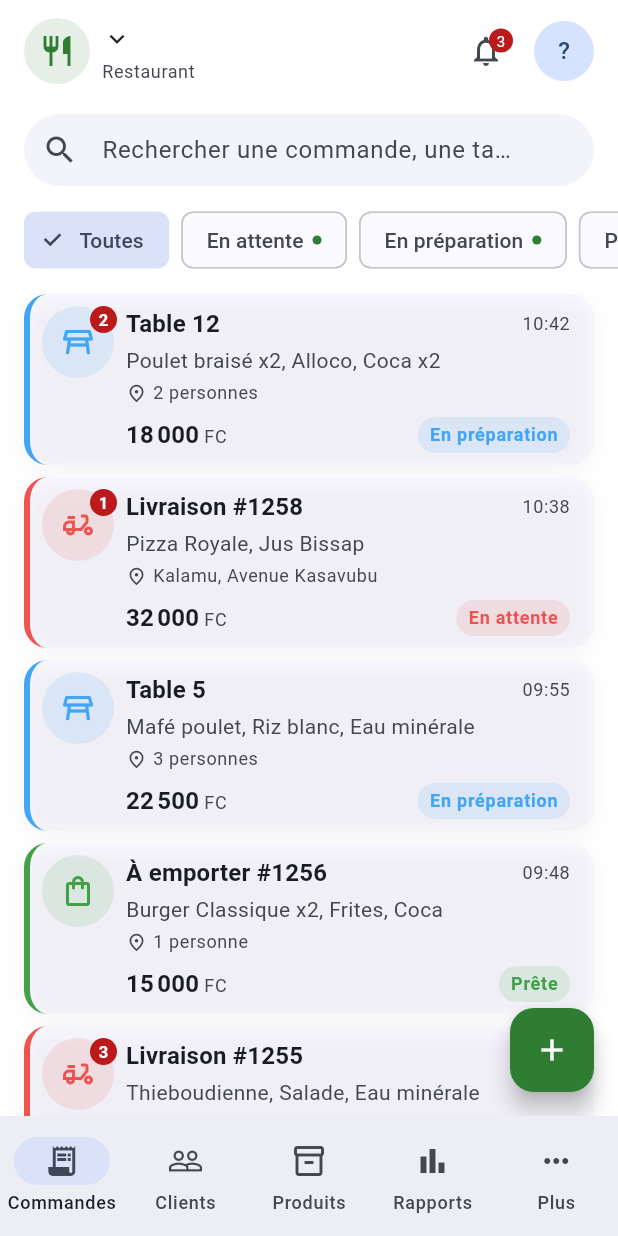
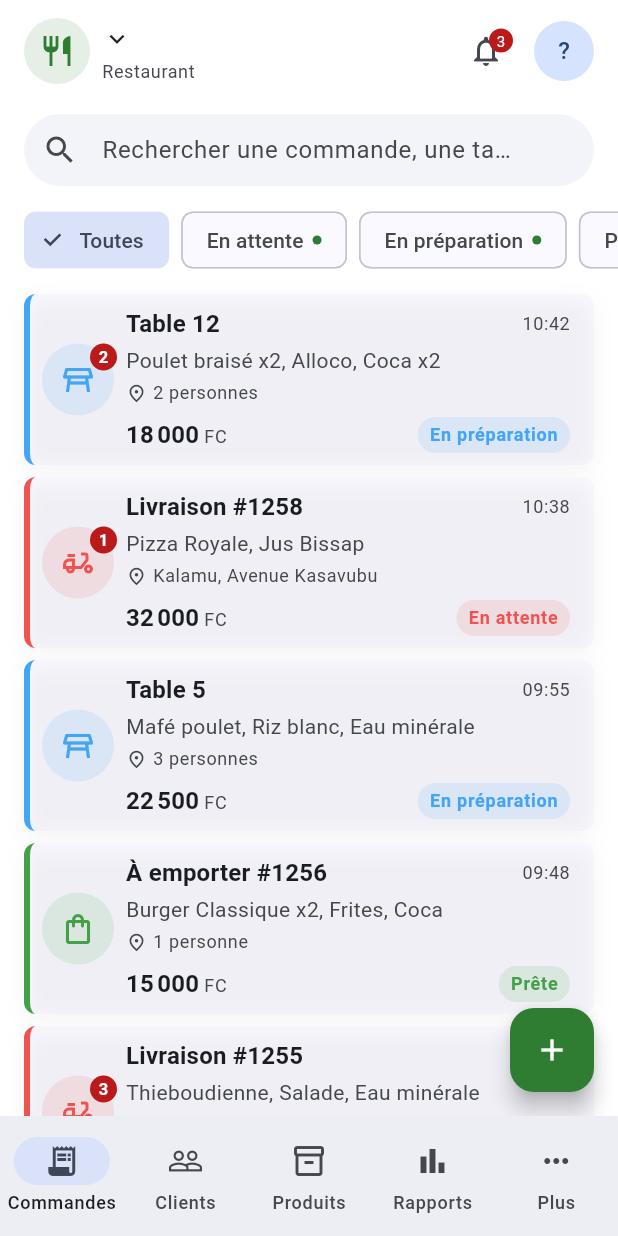
Before and after one commit to DMiyalu/auto_gimi_software, a Flutter app: the screen it shows once a user with an empty profile is signed in, on a phone screen of 412 x 824 dp. Run offline on Flutter 3.47's test engine with Material 3 defaults, Android fonts, the phone set to English and light mode, and no system bars; drawn by our look-alikes of flutter_slidable; our stand-ins replace cloud_firestore, cloud_functions, connectivity_plus, drift, firebase_auth, firebase_core and 3 more; accounts and stored records are empty; generated files the repository leaves out were written again.

Commit message:
update ui listing

```diff
--- a/lib/core/theme/app_spacing.dart
+++ b/lib/core/theme/app_spacing.dart
@@ -12,7 +12,7 @@ abstract final class AppRadius {
   /// Rayon unique des boutons de l'app, aligné sur le floating action
   /// button de l'écran d'accueil : toute forme de bouton doit s'y référer.
   static const double button = 16;
-  static const double card = 16;
+  static const double card = 8;
   static const double chip = 100;
   static const double sheet = 24;
 
--- a/lib/features/clients/presentation/widgets/client_avatar.dart
+++ b/lib/features/clients/presentation/widgets/client_avatar.dart
@@ -13,12 +13,13 @@ class ClientAvatar extends StatelessWidget {
 
   @override
   Widget build(BuildContext context) {
+    final color = AvatarColors.forId(client.id);
     return CircleAvatar(
       radius: radius,
-      backgroundColor: AvatarColors.forId(client.id),
+      backgroundColor: color.withValues(alpha: 0.12),
       child: Text(
         _initials(client.name),
-        style: const TextStyle(color: Colors.white, fontWeight: FontWeight.w600),
+        style: TextStyle(color: color, fontWeight: FontWeight.w600),
       ),
     );
   }
--- a/lib/features/clients/presentation/widgets/client_card.dart
+++ b/lib/features/clients/presentation/widgets/client_card.dart
@@ -33,7 +33,7 @@ class ClientCard extends StatelessWidget {
       accentColor: _accentColor(tier),
       onTap: () => context.push(Routes.clientDetailPath(client.id)),
       child: Row(
-        crossAxisAlignment: CrossAxisAlignment.start,
+        crossAxisAlignment: CrossAxisAlignment.center,
         children: [
           ClientAvatar(client: client),
           const SizedBox(width: AppSpacing.xs),
--- a/lib/features/primary_module/widgets/activity_card.dart
+++ b/lib/features/primary_module/widgets/activity_card.dart
@@ -32,7 +32,7 @@ class ActivityCard extends StatelessWidget {
       onTap: onTap,
       onLongPress: onLongPress,
       child: Row(
-        crossAxisAlignment: CrossAxisAlignment.start,
+        crossAxisAlignment: CrossAxisAlignment.center,
         children: [
           Stack(
             clipBehavior: Clip.none,
```
Also changed, not shown: lib/core/utils/avatar_colors.dart (+13 -11 lines).
